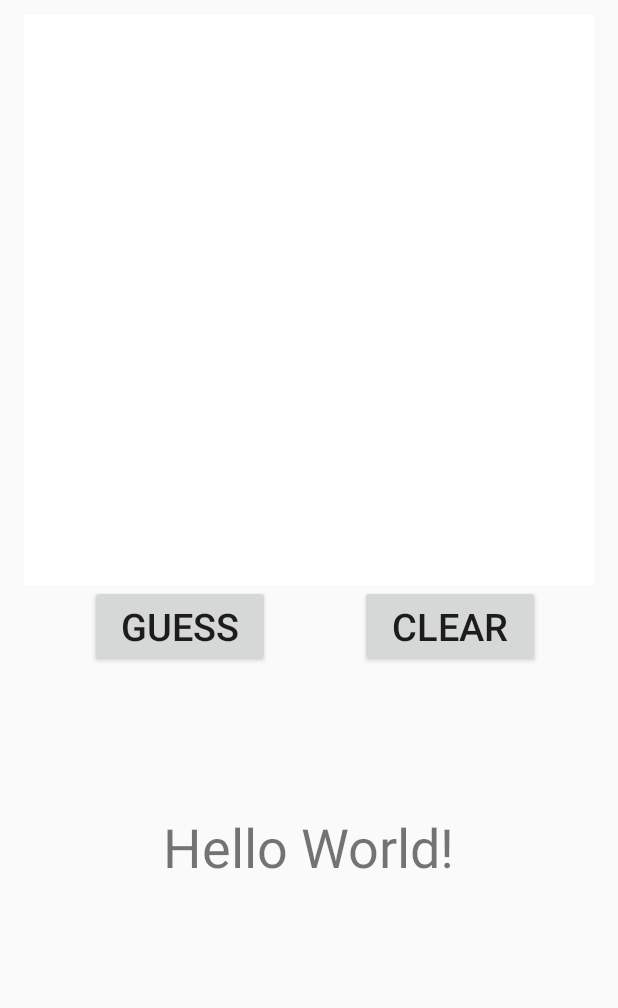
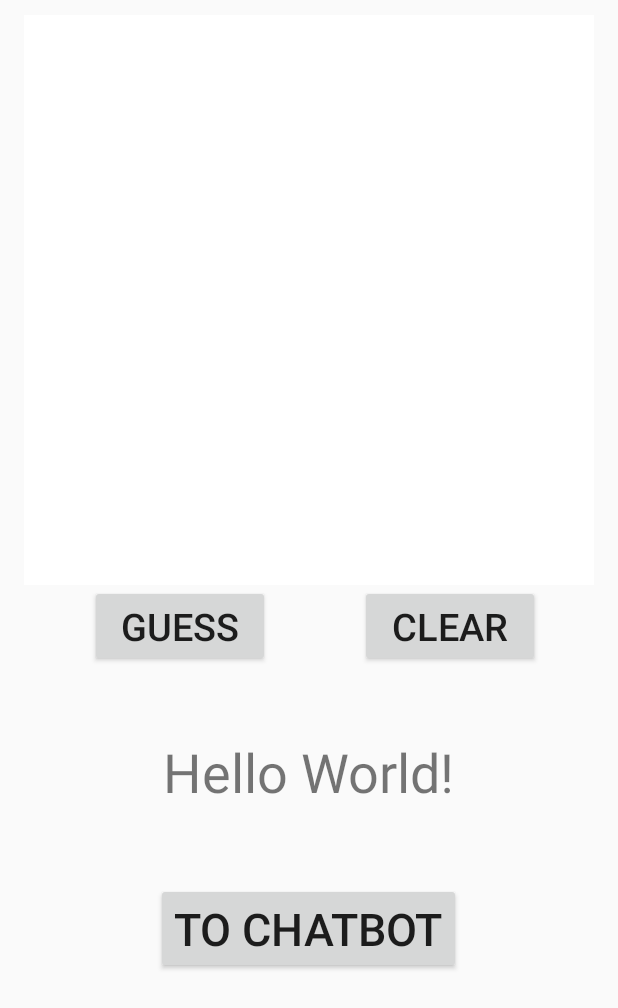
Before and after one commit to seyren0601/android-handwritten-digit-recognition, an Android app built with Jetpack Compose: the screen it shows after launch (MainActivity), on a phone screen of 412 x 824 dp. Shown: the top 1008 px of the screen. Run offline under Robolectric (Android 15) with nearby library versions, the phone set to English and light mode, and no system bars.

Commit message:
Implement websocket and langchain for chatbot

```diff
--- a/App/app/build.gradle.kts
+++ b/App/app/build.gradle.kts
@@ -59,6 +59,7 @@ dependencies {
     implementation("androidx.constraintlayout:constraintlayout:2.1.4")
     implementation("com.squareup.retrofit2:retrofit:2.11.0")
     implementation("com.squareup.retrofit2:converter-gson:2.11.0")
+    implementation("com.squareup.okhttp3:okhttp:4.9.3")
     testImplementation("junit:junit:4.13.2")
     androidTestImplementation("androidx.test.ext:junit:1.1.5")
     androidTestImplementation("androidx.test.espresso:espresso-core:3.5.1")
--- a/App/app/src/main/AndroidManifest.xml
+++ b/App/app/src/main/AndroidManifest.xml
@@ -24,6 +24,7 @@
                 <category android:name="android.intent.category.LAUNCHER" />
             </intent-filter>
         </activity>
+        <activity android:name=".ChatbotActivity"></activity>
     </application>
     <uses-permission android:name="android.permission.INTERNET" />
     <uses-permission android:name="android.permission.ACCESS_NETWORK_STATE" />
--- a/App/app/src/main/java/com/example/digitpredictor/MainActivity.kt
+++ b/App/app/src/main/java/com/example/digitpredictor/MainActivity.kt
@@ -1,28 +1,11 @@
 package com.example.digitpredictor
 
-import android.content.res.AssetManager
+import android.content.Intent
 import android.graphics.Bitmap
-import android.graphics.Canvas
-import android.graphics.Color
 import android.os.Bundle
-import android.util.Log
-import android.view.View
 import android.widget.Button
 import android.widget.TextView
 import androidx.activity.ComponentActivity
-import androidx.activity.compose.setContent
-import androidx.compose.foundation.layout.fillMaxSize
-import androidx.compose.material3.MaterialTheme
-import androidx.compose.material3.Surface
-import androidx.compose.material3.Text
-import androidx.compose.runtime.Composable
-import androidx.compose.ui.Modifier
-import androidx.compose.ui.tooling.preview.Preview
-import com.example.digitpredictor.ui.theme.DigitPredictorTheme
-import okhttp3.FormBody
-import okhttp3.OkHttpClient
-import okhttp3.Request
-import okhttp3.RequestBody
 import org.json.JSONArray
 import retrofit2.Call
 import retrofit2.Callback
@@ -31,10 +14,6 @@ import retrofit2.Retrofit
 import retrofit2.converter.gson.GsonConverterFactory
 import retrofit2.http.Body
 import retrofit2.http.POST
-import java.io.ByteArrayOutputStream
-import java.io.File
-import java.net.URI
-import kotlin.io.path.Path
 
 class MainActivity : ComponentActivity() {
     override fun onCreate(savedInstanceState: Bundle?) {
@@ -55,6 +34,7 @@ class MainActivity : ComponentActivity() {
             val jsonArray = JSONArray(array)
 
             val retrofit = Retrofit.Builder()
+                // pc
                 .baseUrl("http://10.0.2.2:8000")
                 .addConverterFactory(GsonConverterFactory.create())
                 .build()
@@ -80,6 +60,12 @@ class MainActivity : ComponentActivity() {
         btnClear.setOnClickListener {
             canvasView.clearCanvas()
         }
+
+        val btnToChatBot = findViewById<Button>(R.id.btn_toChatbot)
+        btnToChatBot.setOnClickListener {
+            val intent = Intent(this, ChatbotActivity::class.java)
+            startActivity(intent)
+        }
     }
 }
 
--- a/App/app/src/main/res/layout/activity_main.xml
+++ b/App/app/src/main/res/layout/activity_main.xml
@@ -12,7 +12,7 @@
         android:layout_height="wrap_content"
         android:layout_below="@id/canvas_digit"
         android:layout_centerHorizontal="true"
-        android:layout_marginTop="150dp"
+        android:layout_marginTop="100dp"
         android:text="Hello World!"
         android:textSize="36sp"/>
 
@@ -40,4 +40,14 @@
         android:layout_height="380dp"
         android:layout_centerHorizontal="true"
         android:layout_marginTop="10dp"/>
+
+    <Button
+        android:layout_width="wrap_content"
+        android:layout_height="wrap_content"
+        android:id="@+id/btn_toChatbot"
+        android:textSize="30sp"
+        android:text="TO CHATBOT"
+        android:layout_below="@id/txtGuess"
+        android:layout_marginTop="50dp"
+        android:layout_centerHorizontal="true"/>
 </RelativeLayout>
```
Also changed, not shown: App/app/src/main/java/com/example/digitpredictor/ChatbotActivity.kt (added, +78 -0 lines), App/app/src/main/res/layout/activity_chatbot.xml (added, +47 -0 lines), 2 other files.
